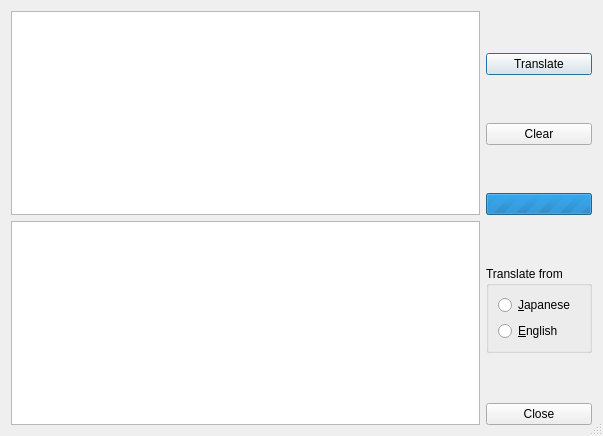
Before: the Qt Designer form lighttranslator.ui in kernel1024/jpreader, drawn with Qt 5.
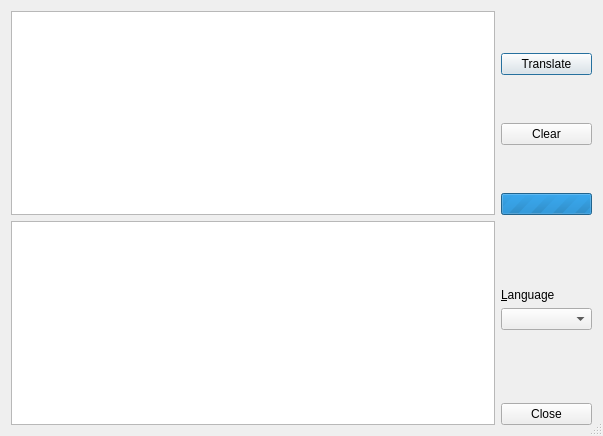
After: the same form once the commit is applied. Icons and pictures are not drawn.

Commit message: - Configurable language pairs for translation engines, english-japanese only for ATLAS, any languages for other engines. - Maximum block reduced to 5000 characters for web-based translation engines. - DBus interface changes for auxiliary translator. - Revised main windows updaters with signals. - nullptr provided for default constructors, replacing zero value pointer.

```diff
--- a/lighttranslator.ui
+++ b/lighttranslator.ui
@@ -124,28 +124,18 @@
         </spacer>
        </item>
        <item>
-        <widget class="QGroupBox" name="groupBox">
-         <property name="title">
-          <string>Translate from</string>
+        <widget class="QLabel" name="label">
+         <property name="text">
+          <string>&amp;Language</string>
          </property>
-         <layout class="QVBoxLayout" name="verticalLayout">
-          <item>
-           <widget class="QRadioButton" name="radioJap">
-            <property name="text">
-             <string>&amp;Japanese</string>
-            </property>
-           </widget>
-          </item>
-          <item>
-           <widget class="QRadioButton" name="radioEng">
-            <property name="text">
-             <string>&amp;English</string>
-            </property>
-           </widget>
-          </item>
-         </layout>
+         <property name="buddy">
+          <cstring>comboLanguage</cstring>
+         </property>
         </widget>
        </item>
+       <item>
+        <widget class="QComboBox" name="comboLanguage"/>
+       </item>
        <item>
         <spacer name="verticalSpacer_5">
          <property name="orientation">
```
Left out of the diff: 3 changed lines with no effect on the pictures. The commit also changes 61 other files.
